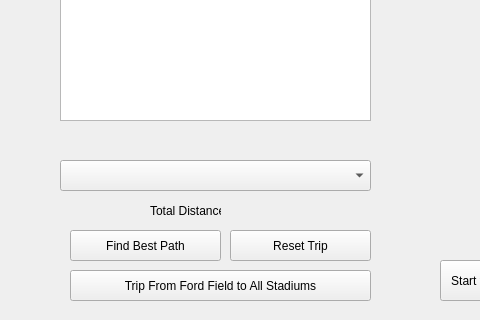
Qt form customtrip.ui (pkhodadoustan/NFLFootballTouring) before a commit; both pictures show x 0 to 480 and y 290 to 610 of the 977 by 610 pixel window.
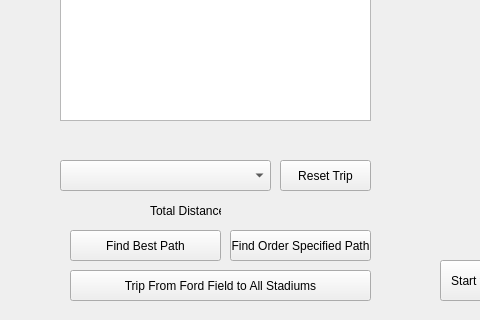
The same form after that commit.

Commit message: orderd specified trip

```diff
--- a/customtrip.ui
+++ b/customtrip.ui
@@ -342,7 +342,7 @@
     <rect>
      <x>60</x>
      <y>450</y>
-     <width>311</width>
+     <width>211</width>
      <height>31</height>
     </rect>
    </property>
@@ -389,6 +389,19 @@
   <widget class="QPushButton" name="pushButton_resetTrip">
    <property name="geometry">
     <rect>
+     <x>280</x>
+     <y>450</y>
+     <width>91</width>
+     <height>31</height>
+    </rect>
+   </property>
+   <property name="text">
+    <string>Reset Trip</string>
+   </property>
+  </widget>
+  <widget class="QPushButton" name="pushButton_orderedTrip">
+   <property name="geometry">
+    <rect>
      <x>230</x>
      <y>520</y>
      <width>141</width>
@@ -396,7 +409,7 @@
     </rect>
    </property>
    <property name="text">
-    <string>Reset Trip</string>
+    <string>Find Order Specified Path</string>
    </property>
   </widget>
  </widget>
```
The commit also changes 5 other files.
